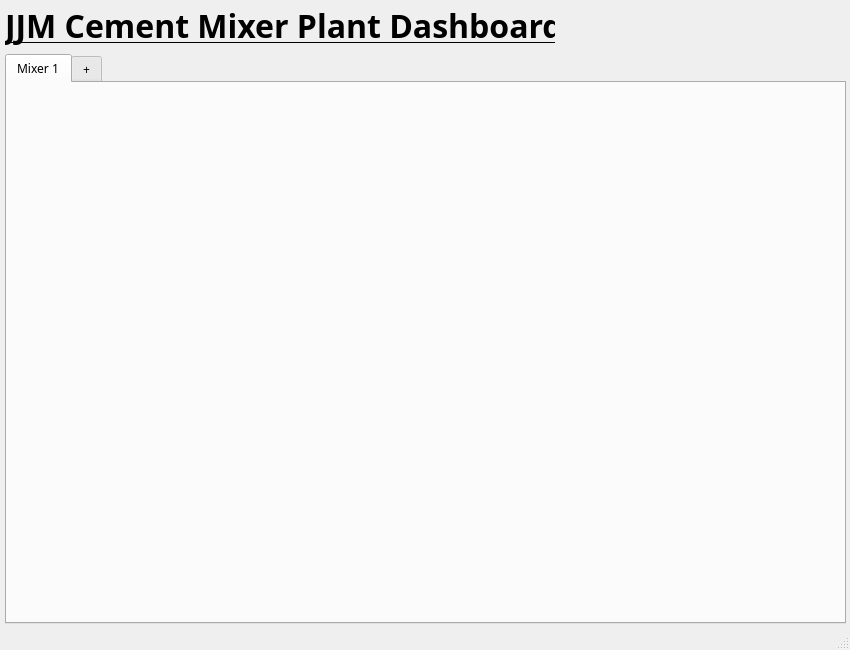
First picture: the form in mainwindow.ui, repository EPOHnomeL/design, before the edit.
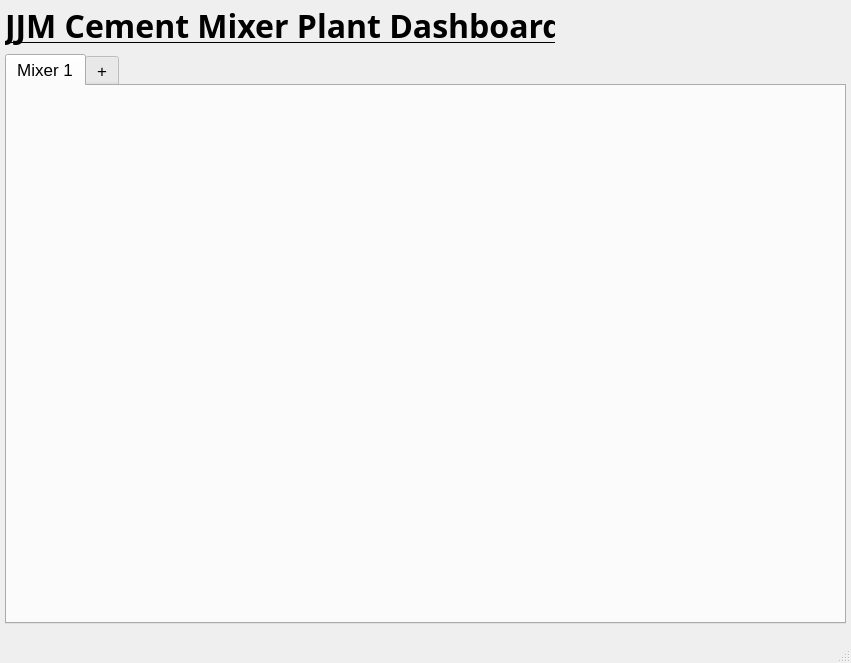
Second picture: the form after the edit.

```diff
--- a/mainwindow.ui
+++ b/mainwindow.ui
@@ -6,8 +6,8 @@
    <rect>
     <x>0</x>
     <y>0</y>
-    <width>850</width>
-    <height>650</height>
+    <width>851</width>
+    <height>663</height>
    </rect>
   </property>
   <property name="sizePolicy">
@@ -68,6 +68,12 @@
      </item>
      <item>
       <widget class="QTabWidget" name="tabWidget">
+       <property name="font">
+        <font>
+         <family>MS Shell Dlg 2</family>
+         <pointsize>13</pointsize>
+        </font>
+       </property>
        <property name="currentIndex">
         <number>0</number>
        </property>
```
Left out of the diff: 2 changed lines with no effect on the pictures.
